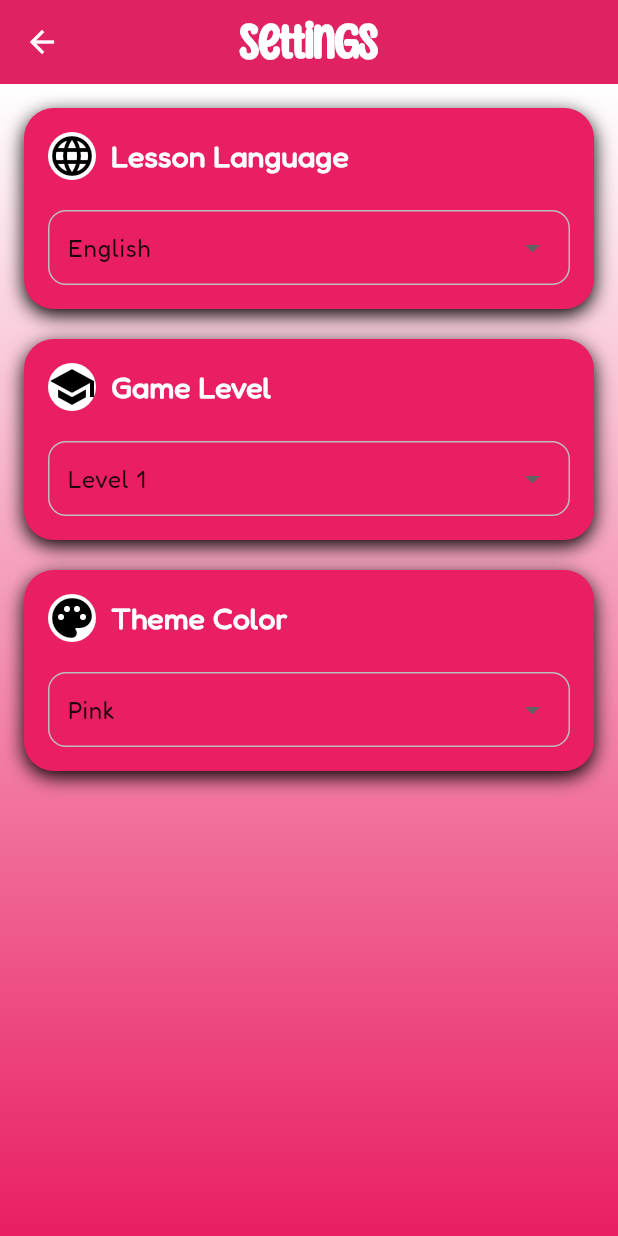
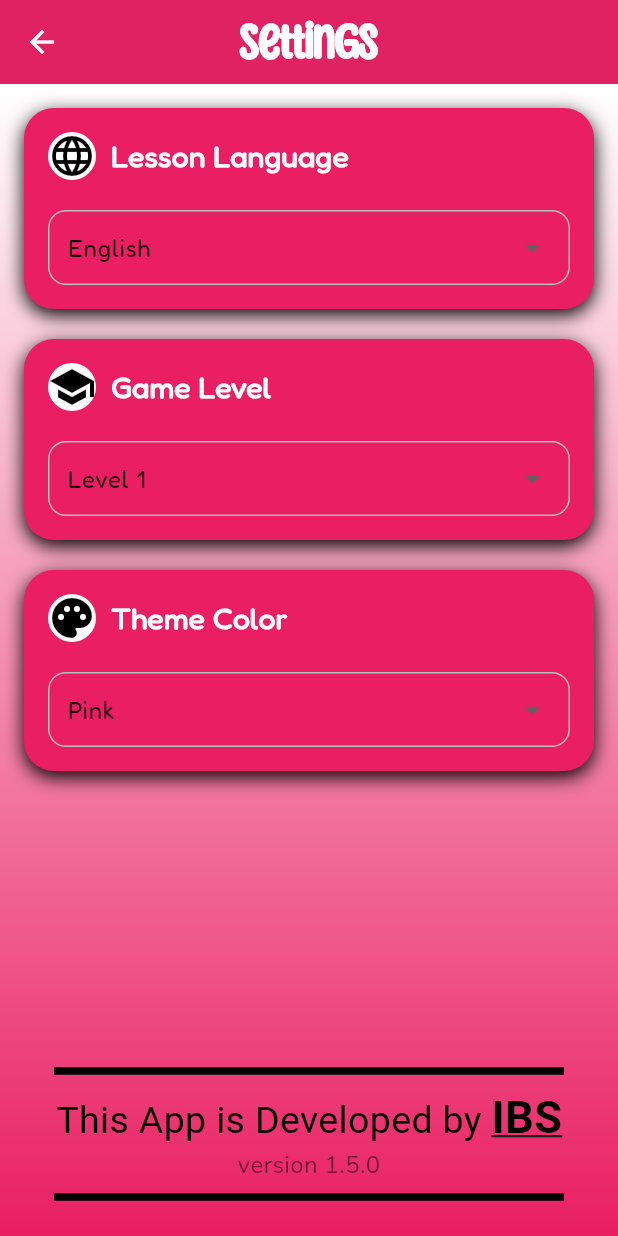
Before and after one commit to master-8702/flutter_kids_matching_game, a Flutter app: the SettingScreen screen opened by its route, on a phone screen of 412 x 824 dp. Run offline on Flutter 3.47's test engine with Material 3 defaults, Android fonts, the phone set to English and light mode, and no system bars; our stand-ins replace audioplayers, easy_localization, flutter_riverpod, get_storage; accounts and stored records are empty.

Commit message:
feat: add developer info in SettingScreen

```diff
--- a/assets/translations/am-ET.json
+++ b/assets/translations/am-ET.json
@@ -112,5 +112,11 @@
     "rhinoceros": "አውራሪስ",
     "lets_play": "እንጫወት!",
     "master_games": "ማስተር ጨዋታዎች",
-    "you_win": "አሸናፊ!"
+    "you_win": "አሸናፊ!",
+    "settings": "ቅንብሮች",
+    "developed_by": "ይህ መተግበሪያ የተሰራው በ ",
+    "ibs": "IBS",
+    "version": "ስሪት",
+    "email_copied": "ኢሜይል ወደ ቅንጥብ ሰሌዳ(clipboard) ተቀድቷል",
+    "developed_by_name": "በኢብራሂም ሰልማን የተገነባ"
 }
--- a/assets/translations/ar-SA.json
+++ b/assets/translations/ar-SA.json
@@ -112,5 +112,11 @@
     "rhinoceros": "وحيد القرن",
     "lets_play": "لنلعب!",
     "master_games": "ألعاب ماستر",
-    "you_win": "لقد فزت!"
+    "you_win": "لقد فزت!",
+    "settings": "الإعدادات",
+    "developed_by": "تم تطوير هذا التطبيق بواسطة ",
+    "ibs": "IBS",
+    "version": "الإصدار",
+    "email_copied": "تم نسخ البريد الإلكتروني إلى الحافظة",
+    "developed_by_name": "طورت بواسطة إبراهيم سلمان"
 }
--- a/assets/translations/en-US.json
+++ b/assets/translations/en-US.json
@@ -112,5 +112,11 @@
     "rhinoceros": "Rhinoceros",
     "lets_play": "Let's Play!",
     "master_games": "Master Games",
-    "you_win": "You Win!"
+    "you_win": "You Win!",
+    "settings": "Settings",
+    "developed_by": "This App is Developed by ",
+    "ibs": "IBS",
+    "version": "version",
+    "email_copied": "Email copied to clipboard",
+    "developed_by_name": "Developed by Ibrahim Selman"
 }
--- a/lib/features/settings/presentation/screens/settings_screen.dart
+++ b/lib/features/settings/presentation/screens/settings_screen.dart
@@ -1,4 +1,5 @@
 import 'package:flutter/material.dart';
+import 'package:flutter/services.dart';
 
 import 'package:flutter_riverpod/flutter_riverpod.dart';
 import 'package:easy_localization/easy_localization.dart';
@@ -16,7 +17,7 @@ class SettingScreen extends ConsumerWidget {
   Widget build(BuildContext context, WidgetRef ref) {
     return Scaffold(
       appBar: AppBar(
-        title: Text("Settings", style: AppTheme.textTheme.displayLarge),
+        title: Text('settings', style: AppTheme.textTheme.displayLarge).tr(),
         centerTitle: true,
         backgroundColor: AppTheme.primaryColor,
       ),
@@ -57,6 +58,7 @@ class SettingScreen extends ConsumerWidget {
               child: const ThemeColorSelector(),
             ),
             const Spacer(),
+            _buildFooter(context),
           ],
         ),
       ),
@@ -110,4 +112,63 @@ class SettingScreen extends ConsumerWidget {
       ),
     );
   }
+
+  // this method will build the footer of the settings page
+  // it will contain the developer name and the version of the app
+  Column _buildFooter(BuildContext context) {
+    return Column(
+      children: [
+        const Divider(
+          thickness: 5, // thickness of the line
+          indent: 20, // empty space to the leading edge of divider.
+          endIndent: 20, // empty space to the trailing edge of the divider.
+          color: Colors.black, // The color to use when painting the line.
+          height: 20, // The divider's height extent.
+        ),
+        InkWell(
+            onTap: () => _copyEmailToClipboard(context),
+            onLongPress: () => ScaffoldMessenger.of(context).showSnackBar(
+                  SnackBar(content: const Text('developed_by_name').tr()),
+                ),
+            child: Text.rich(
+              TextSpan(
+                style: const TextStyle(color: Colors.black, fontSize: 18),
+                children: [
+                  TextSpan(
+                      text: 'developed_by'.tr(),
+                      style: const TextStyle(fontSize: 25)),
+                  TextSpan(
+                    text: 'ibs'.tr(),
+                    style: const TextStyle(
+                      fontSize: 30,
+                      fontWeight: FontWeight.bold,
+                      decoration: TextDecoration.underline,
+                    ),
+                  ),
+                ],
+              ),
+            )),
+        Text('${'version'.tr()} 1.5.0'),
+        const Divider(
+          // already const, no change needed
+          thickness: 5,
+          indent: 20, endIndent: 20,
+          color: Colors.black,
+          height: 20,
+        ),
+      ],
+    );
+  }
+
+  // this method will copy the email to the clipboard
+  void _copyEmailToClipboard(BuildContext context) {
+    const email = 'contact@ibrahimselman.com';
+
+    Clipboard.setData(const ClipboardData(text: email)).then((_) {
+      // Show snackbar to  notify the user that the email is copied
+      ScaffoldMessenger.of(context).showSnackBar(
+        SnackBar(content: Text('email_copied'.tr())),
+      );
+    });
+  }
 }
```
